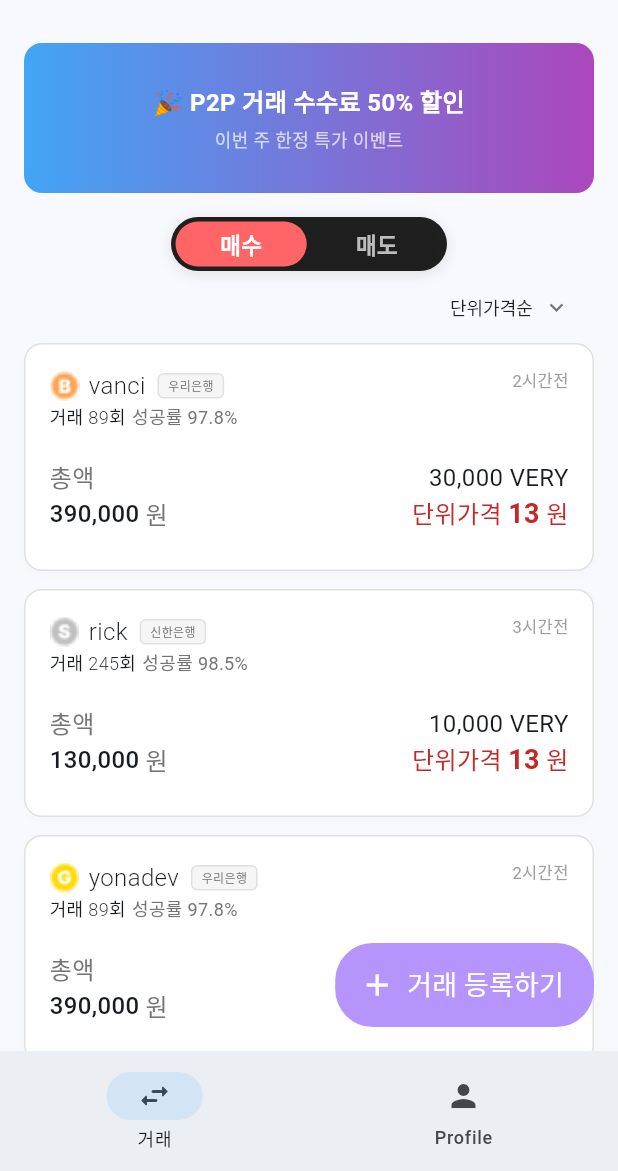
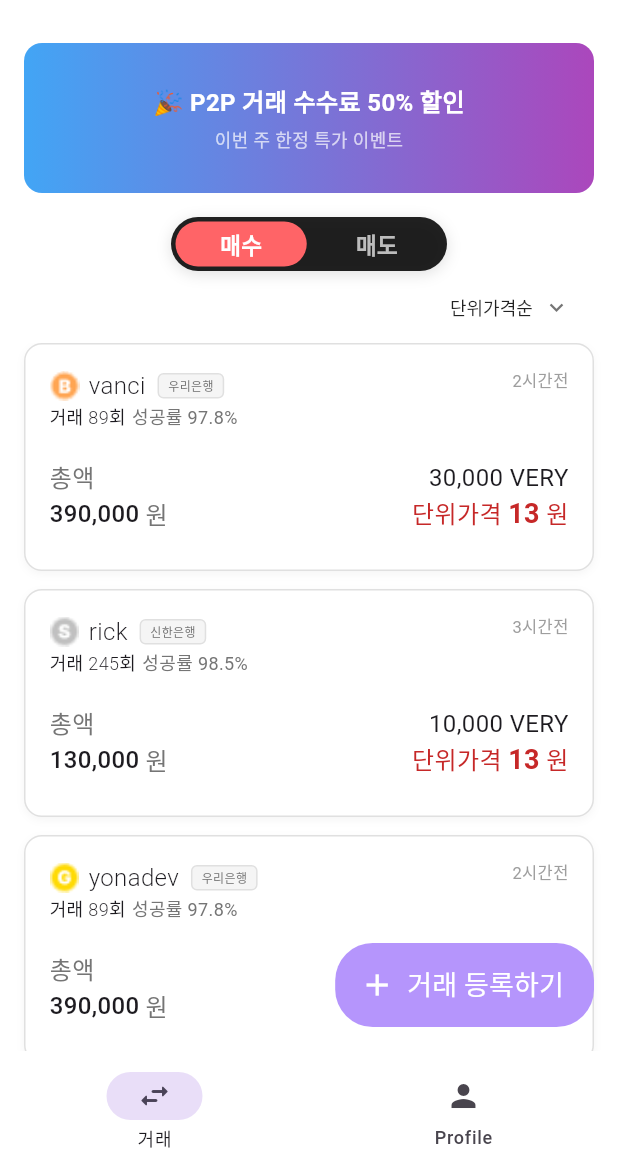
Before and after one commit to verychain/flutter, a Flutter app: the screen it shows after launch, after a tap on "시작하기", on a phone screen of 412 x 824 dp, the part 65-1236 px from its top. Run offline on Flutter 3.47's test engine with Material 3 defaults, Android fonts, the phone set to English and light mode, and no system bars; our stand-ins replace flutter_svg, lottie, shared_preferences; Roboto replaces fonts that are missing (Pretendard); project files that could hold a hidden picture were left out.

Commit message:
fix: app 배경 화이트 적용

```diff
--- a/lib/main.dart
+++ b/lib/main.dart
@@ -39,11 +39,12 @@ class _MyAppState extends State<MyApp> {
       builder: (context, isDarkMode, child) {
         return MaterialApp(
           debugShowCheckedModeBanner: false,
-          title: 'Crypto P2P Market',
+          title: 'Verypool - Crypto P2P Market',
           theme: ThemeData(
             fontFamily: 'Pretendard',
+            scaffoldBackgroundColor: Colors.white, // 앱 전체 배경색을 화이트로 지정
             colorScheme: ColorScheme.fromSeed(
-              seedColor: Colors.lightBlue,
+              seedColor: AppColors.primary,
               brightness: isDarkMode
                   ? Brightness.dark
                   : Brightness.light, // Will change when theme is toggled
--- a/lib/view/widget_tree.dart
+++ b/lib/view/widget_tree.dart
@@ -15,7 +15,7 @@ class WidgetTree extends StatelessWidget {
   const WidgetTree({super.key, this.title});
 
   // 페이지별 제목 정의 (기본값들)
-  final List<String> pageTitles = const ['거래', 'Profile'];
+  final List<String> pageTitles = const ['P2P', 'Profile'];
 
   @override
   Widget build(BuildContext context) {
@@ -24,6 +24,7 @@ class WidgetTree extends StatelessWidget {
       builder: (context, selectedPage, child) {
         return Scaffold(
           appBar: AppBar(
+            backgroundColor: Colors.white,
             title: Text(title ?? pageTitles[selectedPage]),
             actions: [
               IconButton(
--- a/lib/view/widgets/navbar_widget.dart
+++ b/lib/view/widgets/navbar_widget.dart
@@ -10,6 +10,7 @@ class NavbarWidget extends StatelessWidget {
       valueListenable: selectedPageNotifier,
       builder: (context, selectedPage, child) {
         return NavigationBar(
+          backgroundColor: Colors.white,
           destinations: const [
             NavigationDestination(
               icon: Icon(Icons.swap_horiz_rounded),
```
